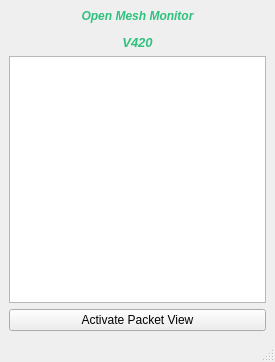
The window that gui/meshInterface/MainApp.ui (Dennis-Smith414/open-meshtastic-monitor) describes before a commit, drawn with Qt 5.
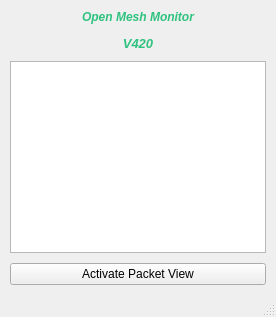
The same window after the commit.

Commit message: No longer need to manually change the ui items in mainapp.cpp

Diff of the .ui file:
```diff
--- a/gui/meshInterface/MainApp.ui
+++ b/gui/meshInterface/MainApp.ui
@@ -2,14 +2,6 @@
 <ui version="4.0">
  <class>MainWindow</class>
  <widget class="QMainWindow" name="MainWindow">
-  <property name="geometry">
-   <rect>
-    <x>0</x>
-    <y>0</y>
-    <width>275</width>
-    <height>362</height>
-   </rect>
-  </property>
   <property name="sizePolicy">
    <sizepolicy hsizetype="Expanding" vsizetype="Expanding">
     <horstretch>0</horstretch>
@@ -23,22 +15,49 @@
    <string>&lt;html&gt;&lt;head/&gt;&lt;body&gt;&lt;p align=&quot;center&quot;&gt;&lt;span style=&quot; font-weight:700; color:#2ec27e;&quot;&gt;Open Mesh Monitor&lt;br/&gt;&lt;/span&gt;&lt;span style=&quot; font-size:10pt; font-weight:700; font-style:italic; color:#2ec27e;&quot;&gt;V420&lt;/span&gt;&lt;/p&gt;&lt;/body&gt;&lt;/html&gt;</string>
   </property>
   <widget class="QWidget" name="centralwidget">
-   <layout class="QGridLayout" name="gridLayout">
-    <item row="0" column="0">
+   <layout class="QVBoxLayout" name="mainLayout">
+    <property name="spacing">
+     <number>10</number>
+    </property>
+    <property name="leftMargin">
+     <number>10</number>
+    </property>
+    <property name="topMargin">
+     <number>10</number>
+    </property>
+    <property name="rightMargin">
+     <number>10</number>
+    </property>
+    <property name="bottomMargin">
+     <number>10</number>
+    </property>
+    <item>
      <widget class="QLabel" name="label">
       <property name="text">
        <string>&lt;html&gt;&lt;head/&gt;&lt;body&gt;&lt;p align=&quot;center&quot;&gt;&lt;span style=&quot; font-weight:700; font-style:italic; color:#2ec27e;&quot;&gt;Open Mesh Monitor&lt;/span&gt;&lt;/p&gt;&lt;p align=&quot;center&quot;&gt;&lt;span style=&quot; font-size:10pt; font-weight:700; font-style:italic; color:#2ec27e;&quot;&gt;V420&lt;/span&gt;&lt;/p&gt;&lt;/body&gt;&lt;/html&gt;</string>
       </property>
      </widget>
     </item>
-    <item row="1" column="0">
+    <item>
      <widget class="QPlainTextEdit" name="packet_view">
+      <property name="sizePolicy">
+       <sizepolicy hsizetype="Expanding" vsizetype="Expanding">
+        <horstretch>0</horstretch>
+        <verstretch>0</verstretch>
+       </sizepolicy>
+      </property>
+      <property name="maximumBlockCount">
+       <number>100</number>
+      </property>
+      <property name="readOnly">
+       <bool>true</bool>
+      </property>
       <property name="cursorWidth">
        <number>0</number>
       </property>
      </widget>
     </item>
-    <item row="2" column="0">
+    <item>
      <widget class="QPushButton" name="pushButton">
       <property name="sizePolicy">
        <sizepolicy hsizetype="Preferred" vsizetype="Fixed">
```
Left out of the diff: 5 changed lines with no effect on the pictures. The commit also changes 4 other files.
